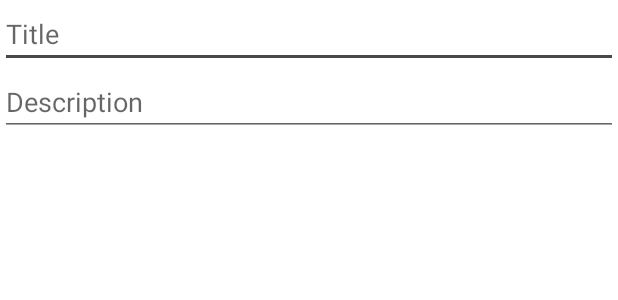
After one commit to frankdavid-addae/android-todo-list-app, an Android app: the layout todo_form.xml on its own in the app's theme, with its tools: preview values and no code run, on a phone screen of 412 x 824 dp. The commit adds this screen. Shown: the top 300 px of the screen. Run offline under Robolectric (Android 15) with nearby library versions, the phone set to English and light mode, and no system bars.

Commit message:
added new todo form and functionality

```diff
--- /dev/null
+++ b/app/src/main/res/drawable/todo_form_bg.xml
@@ -0,0 +1,5 @@
+<?xml version="1.0" encoding="utf-8"?>
+<shape xmlns:android="http://schemas.android.com/apk/res/android">
+    <solid android:color="@color/pink_200"/>
+    <corners android:radius="10dp"/>
+</shape>
--- a/app/src/main/res/layout/activity_main.xml
+++ b/app/src/main/res/layout/activity_main.xml
@@ -17,7 +17,7 @@
         app:layout_constraintTop_toTopOf="parent" />
 
     <ImageButton
-        android:id="@+id/imageButton"
+        android:id="@+id/ibAdd"
         android:layout_width="55dp"
         android:layout_height="55dp"
         android:layout_marginEnd="16dp"
--- /dev/null
+++ b/app/src/main/res/layout/todo_form.xml
@@ -0,0 +1,26 @@
+<?xml version="1.0" encoding="utf-8"?>
+<androidx.constraintlayout.widget.ConstraintLayout xmlns:android="http://schemas.android.com/apk/res/android"
+    xmlns:app="http://schemas.android.com/apk/res-auto"
+    xmlns:tools="http://schemas.android.com/tools"
+    android:layout_width="match_parent"
+    android:layout_height="match_parent">
+
+    <EditText
+        android:id="@+id/etTodoTitle"
+        android:layout_width="match_parent"
+        android:layout_height="wrap_content"
+        android:hint="Title"
+        app:layout_constraintEnd_toEndOf="parent"
+        app:layout_constraintStart_toStartOf="parent"
+        app:layout_constraintTop_toTopOf="parent" />
+
+    <EditText
+        android:id="@+id/etTodoDescription"
+        android:layout_width="match_parent"
+        android:layout_height="wrap_content"
+        android:hint="Description"
+        app:layout_constraintEnd_toEndOf="parent"
+        app:layout_constraintStart_toStartOf="parent"
+        app:layout_constraintTop_toBottomOf="@+id/etTodoTitle" />
+
+</androidx.constraintlayout.widget.ConstraintLayout>
--- a/app/src/main/res/layout/todo_holder.xml
+++ b/app/src/main/res/layout/todo_holder.xml
@@ -3,7 +3,7 @@
     xmlns:app="http://schemas.android.com/apk/res-auto"
     xmlns:tools="http://schemas.android.com/tools"
     android:layout_width="match_parent"
-    android:layout_height="100dp"
+    android:layout_height="wrap_content"
     android:layout_marginTop="14dp"
     android:layout_marginHorizontal="14dp"
     android:elevation="9dp"
@@ -39,7 +39,7 @@
             app:layout_constraintBottom_toBottomOf="parent"
             app:layout_constraintEnd_toStartOf="@+id/ivEdit"
             app:layout_constraintStart_toStartOf="@+id/tvTodoTitle"
-            app:layout_constraintTop_toTopOf="parent"
+            app:layout_constraintTop_toBottomOf="@+id/tvTodoTitle"
             tools:text="Some very long Description" />
 
         <ImageView
```
Also changed, not shown: app/src/main/java/com/example/todolistapp/MainActivity.java (+71 -0 lines).
